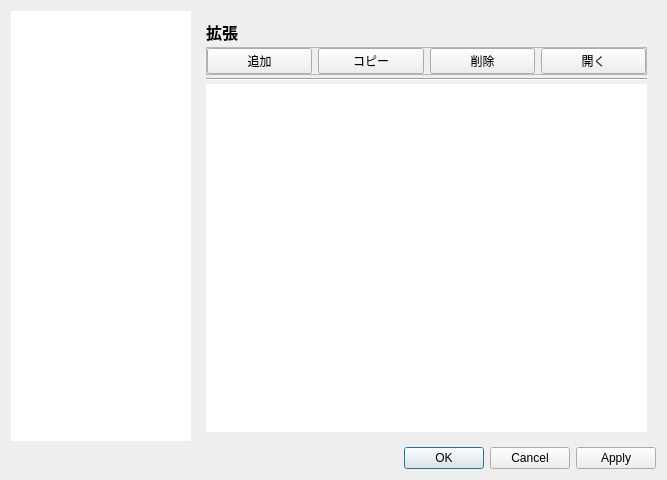
Qt form src/ProfileEditor/settingdialog/settingdialog.ui (karakirimu/AutoBatchTools) before a commit.
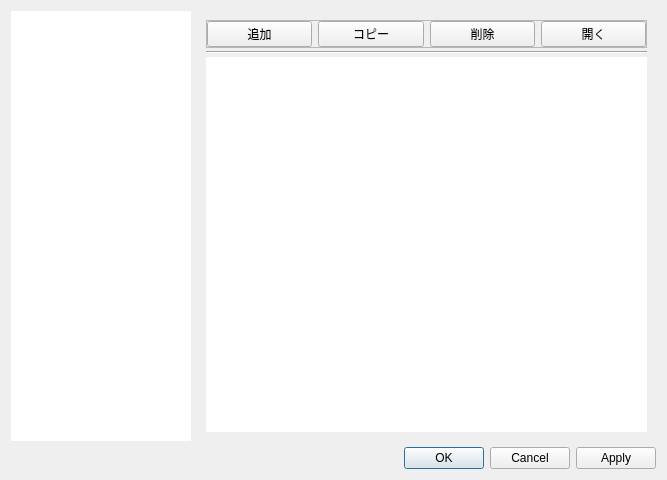
The same form after that commit. The open tabs and pages were chosen to show the change. Icons and pictures are not drawn. Custom widgets are drawn as their Qt base class.

Patch:
```diff
--- a/src/ProfileEditor/settingdialog/settingdialog.ui
+++ b/src/ProfileEditor/settingdialog/settingdialog.ui
@@ -679,20 +679,6 @@
               <property name="spacing">
                <number>3</number>
               </property>
-              <item>
-               <widget class="QLabel" name="label_11">
-                <property name="font">
-                 <font>
-                  <pointsize>12</pointsize>
-                  <weight>75</weight>
-                  <bold>true</bold>
-                 </font>
-                </property>
-                <property name="text">
-                 <string>拡張</string>
-                </property>
-               </widget>
-              </item>
               <item>
                <widget class="QFrame" name="frame_6">
                 <property name="frameShape">
```
Left out of the diff: 44 changed lines with no effect on the pictures.
